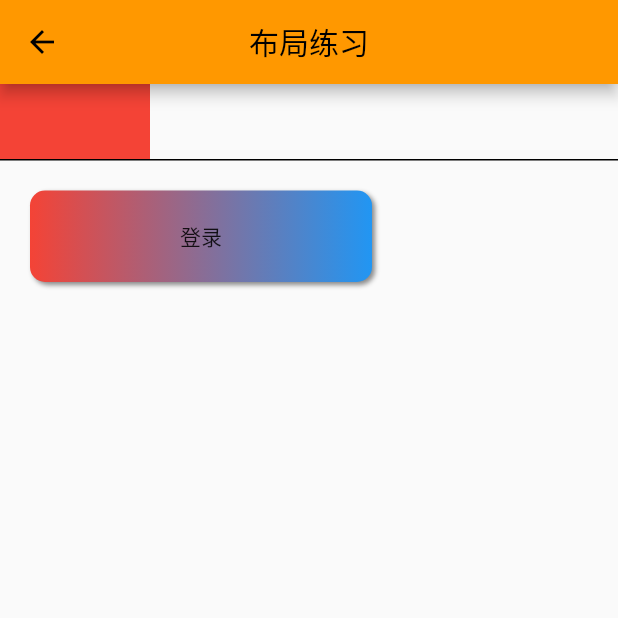
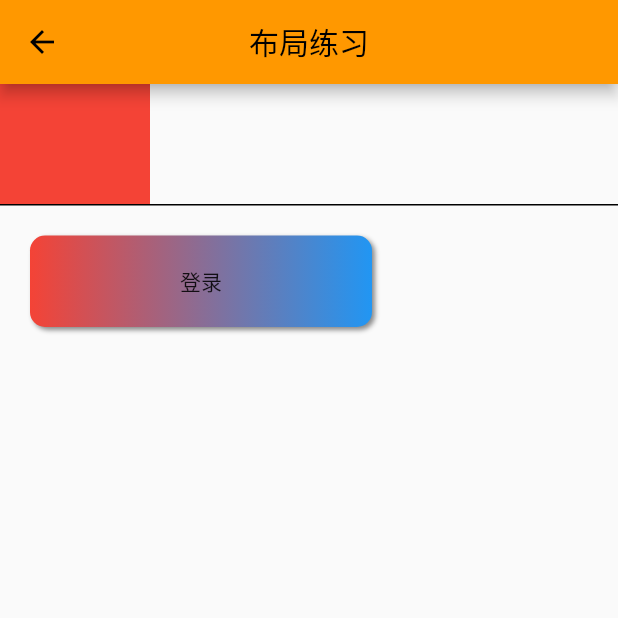
Before and after one commit to rainy1251/untitled, a Flutter app: the LayoutWidget screen opened by its route, on a phone screen of 412 x 824 dp, the top half of it. Run offline on Flutter 3.47's test engine with Material 2 defaults, Android fonts, the phone set to English and light mode, and no system bars.

Commit message:
修改boxWidget大小

```diff
--- a/lib/widgets/LayoutWidget.dart
+++ b/lib/widgets/LayoutWidget.dart
@@ -226,8 +226,8 @@ class ConstrainedBoxWidget extends StatelessWidget {
         ConstrainedBox(
           constraints: BoxConstraints(maxWidth: 100, minWidth: 0),
           child: Container(
-            width: 100,
-            height: 50,
+            width: 120,
+            height: 80,
             color: Colors.red,
           ),
         ),
```
